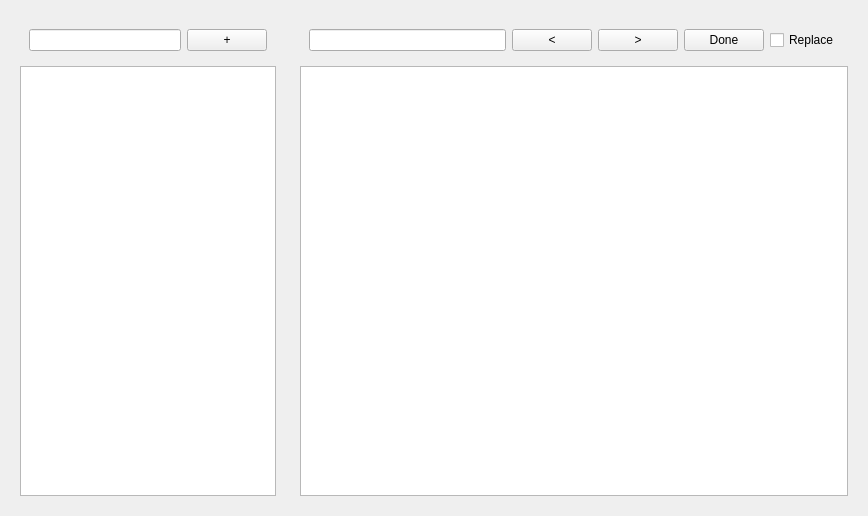
coskunyerli/Kiwi, file ui/mainWindow.ui: the form before one commit.
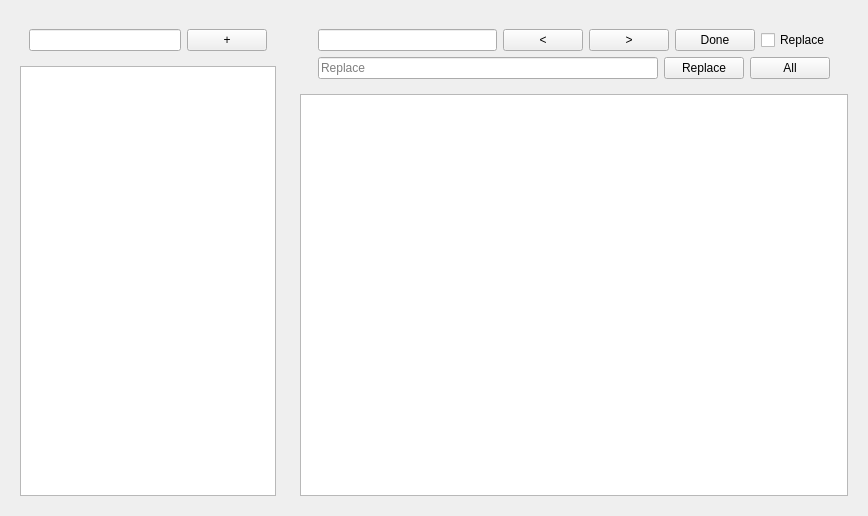
The form after the commit.

Commit message: Changed QTextEdit into QPLainTextEdit

Patch:
```diff
--- a/ui/mainWindow.ui
+++ b/ui/mainWindow.ui
@@ -59,7 +59,16 @@
      <layout class="QVBoxLayout" name="verticalLayout">
       <item>
        <widget class="QWidget" name="searchWidgetInEditor" native="true">
+        <layout class="QVBoxLayout" name="verticalLayout_3">
+         <item>
+          <widget class="QWidget" name="searchWidget" native="true">
         <layout class="QHBoxLayout" name="horizontalLayout">
+            <property name="topMargin">
+             <number>0</number>
+            </property>
+            <property name="bottomMargin">
+             <number>0</number>
+            </property>
          <item>
           <widget class="QLineEdit" name="searchLineBoxInEditor"/>
          </item>
@@ -89,6 +98,42 @@
            <property name="text">
             <string>Replace</string>
            </property>
+             </widget>
+            </item>
+           </layout>
+          </widget>
+         </item>
+         <item>
+          <widget class="QWidget" name="replaceWidget" native="true">
+           <layout class="QHBoxLayout" name="horizontalLayout_4">
+            <property name="topMargin">
+             <number>0</number>
+            </property>
+            <property name="bottomMargin">
+             <number>0</number>
+            </property>
+            <item>
+             <widget class="QLineEdit" name="replaceLineEdit">
+              <property name="placeholderText">
+               <string>Replace</string>
+              </property>
+             </widget>
+            </item>
+            <item>
+             <widget class="QPushButton" name="replaceButton">
+              <property name="text">
+               <string>Replace</string>
+              </property>
+             </widget>
+            </item>
+            <item>
+             <widget class="QPushButton" name="replaceAllButton">
+              <property name="text">
+               <string>All</string>
+              </property>
+             </widget>
+            </item>
+           </layout>
           </widget>
          </item>
         </layout>
```
Left out of the diff: 1 changed line with no effect on the pictures. Lines whose indentation alone changed are shown as unchanged. The commit also changes 2 other files.
